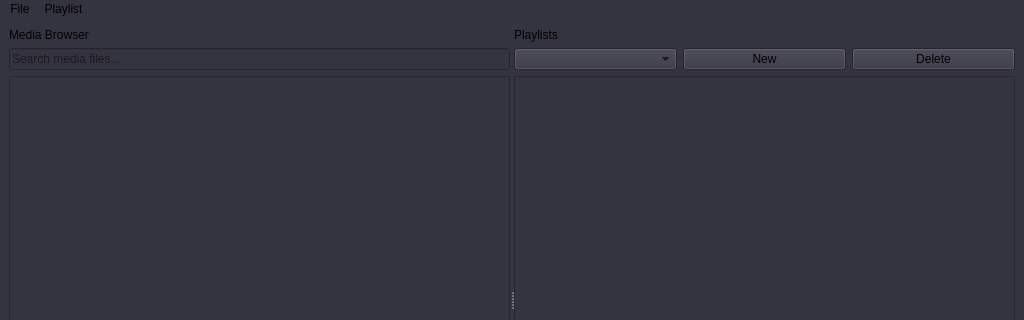
Before: the Qt Designer form src/view/mainwindow.ui in thinhth510/DATN_QT, drawn with Qt 5; both pictures show x 0 to 1024 and y 0 to 320 of the 1024 by 600 pixel window.
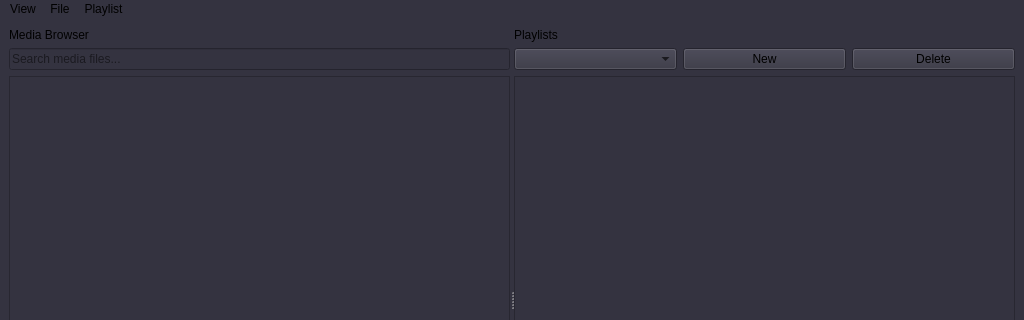
After: the same form once the commit is applied. Icons and pictures are not drawn.

Commit message: them menu View

Diff of the .ui file:
```diff
--- a/src/view/mainwindow.ui
+++ b/src/view/mainwindow.ui
@@ -139,6 +139,14 @@
     <addaction name="separator"/>
     <addaction name="actionSavePlaylist"/>
    </widget>
+   <widget class="QMenu" name="menuView">
+    <property name="title">
+     <string>View</string>
+    </property>
+    <addaction name="actionToggle_Fullscreen"/>
+    <addaction name="actionExit_App"/>
+   </widget>
+   <addaction name="menuView"/>
    <addaction name="menuFile"/>
    <addaction name="menuPlaylist"/>
   </widget>
```
Left out of the diff: 10 changed lines with no effect on the pictures. The commit also changes 25 other files.
